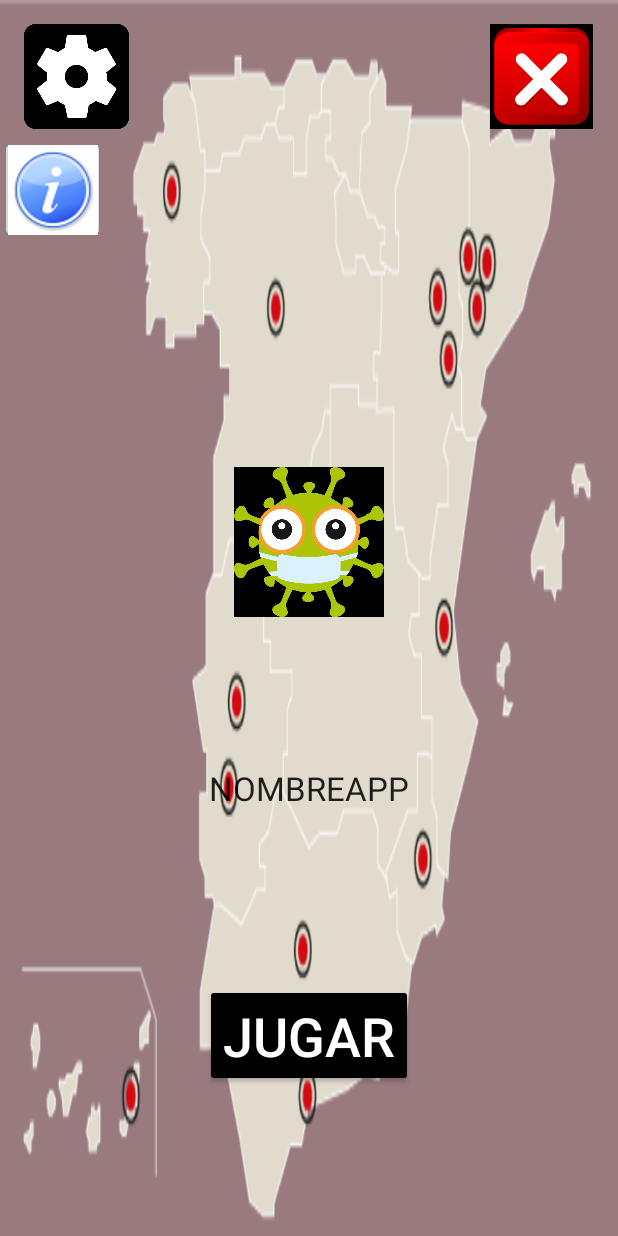
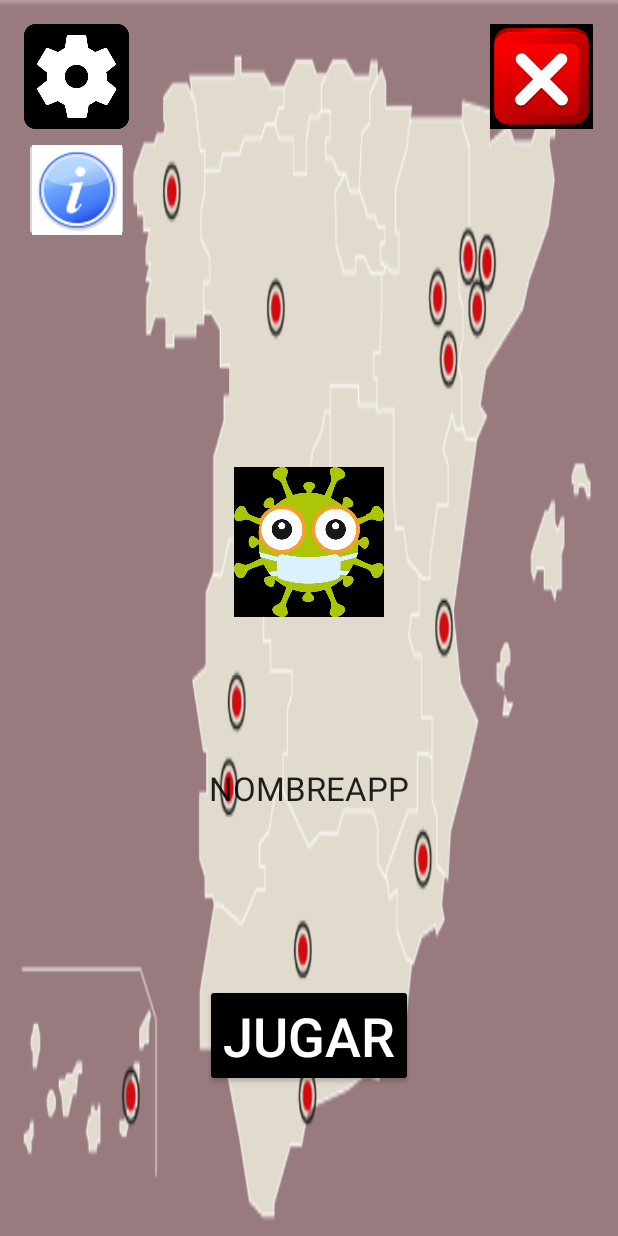
Before and after one commit to javiman555/Procesos-2020-2021, an Android app: the layout activity_main.xml on its own in the app's theme, with its tools: preview values and no code run, on a phone screen of 412 x 824 dp. Run offline under Robolectric (Android 15) with nearby library versions, the phone set to English and light mode, and no system bars.

Commit message:
Pequeño arreglo botón info

```diff
--- a/app/src/main/res/layout/activity_main.xml
+++ b/app/src/main/res/layout/activity_main.xml
@@ -98,9 +98,10 @@
         android:id="@+id/imageButton3"
         android:layout_width="70dp"
         android:layout_height="70dp"
+        android:layout_marginStart="16dp"
         android:layout_marginTop="5dp"
+        app:layout_constraintStart_toStartOf="parent"
         app:layout_constraintTop_toBottomOf="@+id/botonAjustes"
-        app:srcCompat="@drawable/info"
-        tools:layout_editor_absoluteX="16dp" />
+        app:srcCompat="@drawable/info" />
 
 </androidx.constraintlayout.widget.ConstraintLayout>
```
